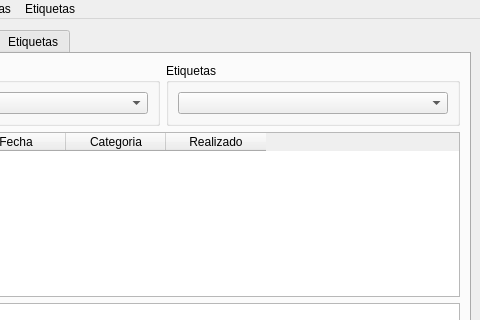
Qt form curso-qt-osl-tareas/mainwindow.ui (eliasrm87/curso-qt-osl-tareas) before a commit; both pictures show x 155 to 635 and y 0 to 320 of the 635 by 420 pixel window.
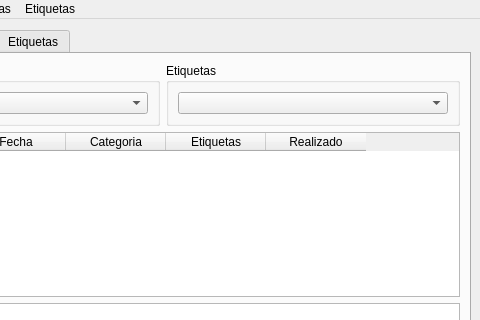
The same form after that commit.

Commit message: Añadido la visualizacion de categorias y etiquetas

```diff
--- a/curso-qt-osl-tareas/mainwindow.ui
+++ b/curso-qt-osl-tareas/mainwindow.ui
@@ -90,6 +90,11 @@
               <string>Categoria</string>
              </property>
             </column>
+            <column>
+             <property name="text">
+              <string>Etiquetas</string>
+             </property>
+            </column>
             <column>
              <property name="text">
               <string>Realizado</string>
```
Left out of the diff: 18 changed lines with no effect on the pictures. The commit also changes 4 other files.
